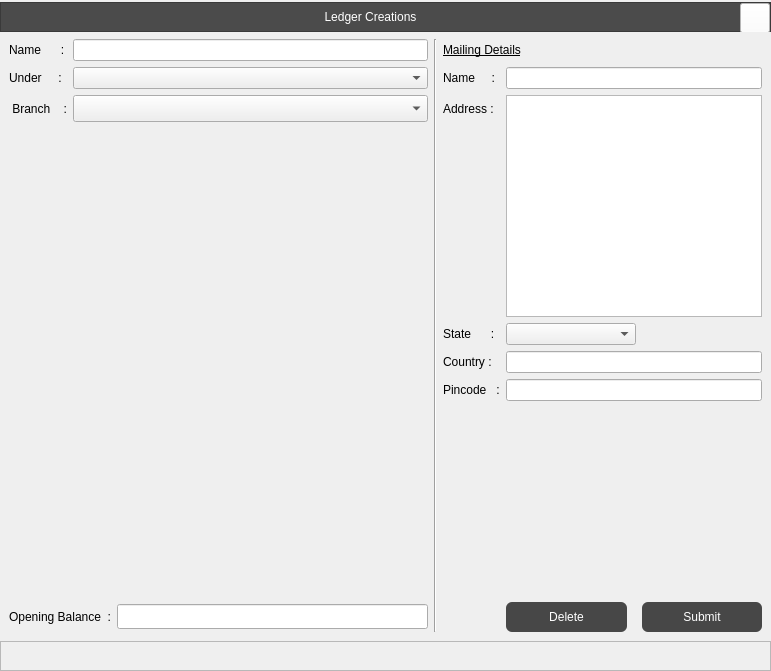
Qt form Resources/Ui/LedgerUpdate.ui (Darshitjivani/MBAS) before a commit.
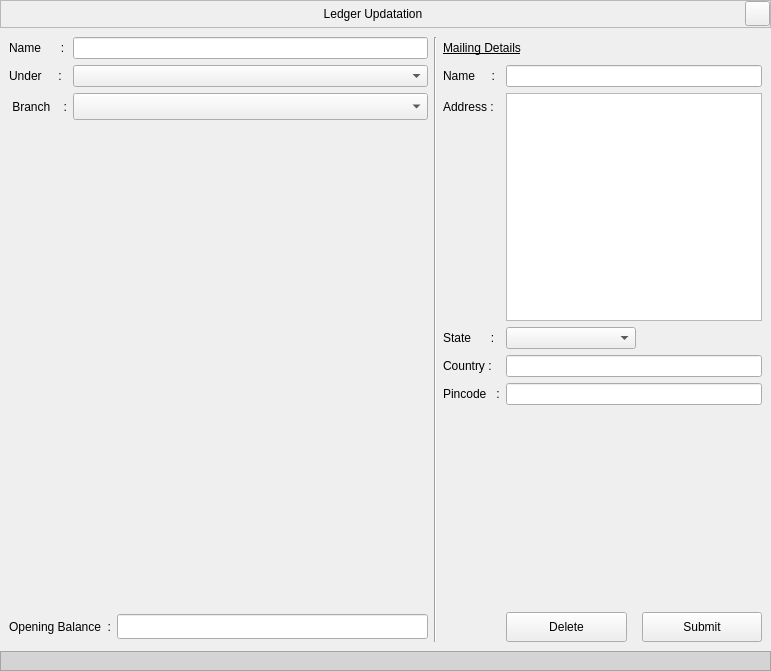
The same form after that commit. Icons and pictures are not drawn.

```diff
--- a/Resources/Ui/LedgerUpdate.ui
+++ b/Resources/Ui/LedgerUpdate.ui
@@ -44,19 +44,19 @@
       <property name="minimumSize">
        <size>
         <width>0</width>
-        <height>30</height>
+        <height>28</height>
        </size>
       </property>
       <property name="maximumSize">
        <size>
         <width>16777215</width>
-        <height>25</height>
+        <height>28</height>
        </size>
       </property>
       <property name="styleSheet">
-       <string notr="true">background-color: rgb(75,75,75);
-color: rgb(255, 255, 255);
-font: 12pt &quot;Sitka Text&quot;;</string>
+       <string notr="true">
+font: 63 11pt &quot;Segoe UI Semibold&quot;;
+color:#000000</string>
       </property>
       <property name="frameShape">
        <enum>QFrame::StyledPanel</enum>
@@ -84,18 +84,18 @@
         <widget class="QPushButton" name="pbClose">
          <property name="minimumSize">
           <size>
-           <width>30</width>
-           <height>30</height>
+           <width>25</width>
+           <height>25</height>
           </size>
          </property>
          <property name="maximumSize">
           <size>
-           <width>30</width>
-           <height>30</height>
+           <width>25</width>
+           <height>25</height>
           </size>
          </property>
          <property name="styleSheet">
-          <string notr="true">background-color:white</string>
+          <string notr="true"/>
          </property>
          <property name="text">
           <string/>
@@ -117,14 +117,14 @@
          <property name="maximumSize">
           <size>
            <width>16777215</width>
-           <height>30</height>
+           <height>28</height>
           </size>
          </property>
          <property name="styleSheet">
           <string notr="true"/>
          </property>
          <property name="text">
-          <string>Ledger Creations</string>
+          <string>Ledger Updatation</string>
          </property>
          <property name="alignment">
           <set>Qt::AlignCenter</set>
@@ -139,15 +139,20 @@
       <property name="minimumSize">
        <size>
         <width>0</width>
-        <height>30</height>
+        <height>20</height>
        </size>
       </property>
       <property name="maximumSize">
        <size>
         <width>16777215</width>
-        <height>30</height>
+        <height>20</height>
        </size>
       </property>
+      <property name="styleSheet">
+       <string notr="true">background-color: rgb(212, 212, 212);
+font: 63 11pt &quot;Segoe UI Semibold&quot;;
+color:#000000</string>
+      </property>
       <property name="frameShape">
        <enum>QFrame::StyledPanel</enum>
       </property>
@@ -162,23 +167,7 @@
        <enum>Qt::LeftToRight</enum>
       </property>
       <property name="styleSheet">
-       <string notr="true">QPushButton{
-
-	font: 75 10pt &quot;Sitka Small&quot;;
-border-radius:06px;
-background-color: rgb(71, 71, 71);
-color: rgb(255, 255, 255);
-
-
-}
-QPushButton:selected {
-  background: #1464A0;
-  color: #19232d;
-}
-
-
-
-</string>
+       <string notr="true"/>
       </property>
       <layout class="QGridLayout" name="gridLayout_3">
        <item row="0" column="0">
```
Left out of the diff: 2 changed lines with no effect on the pictures.
